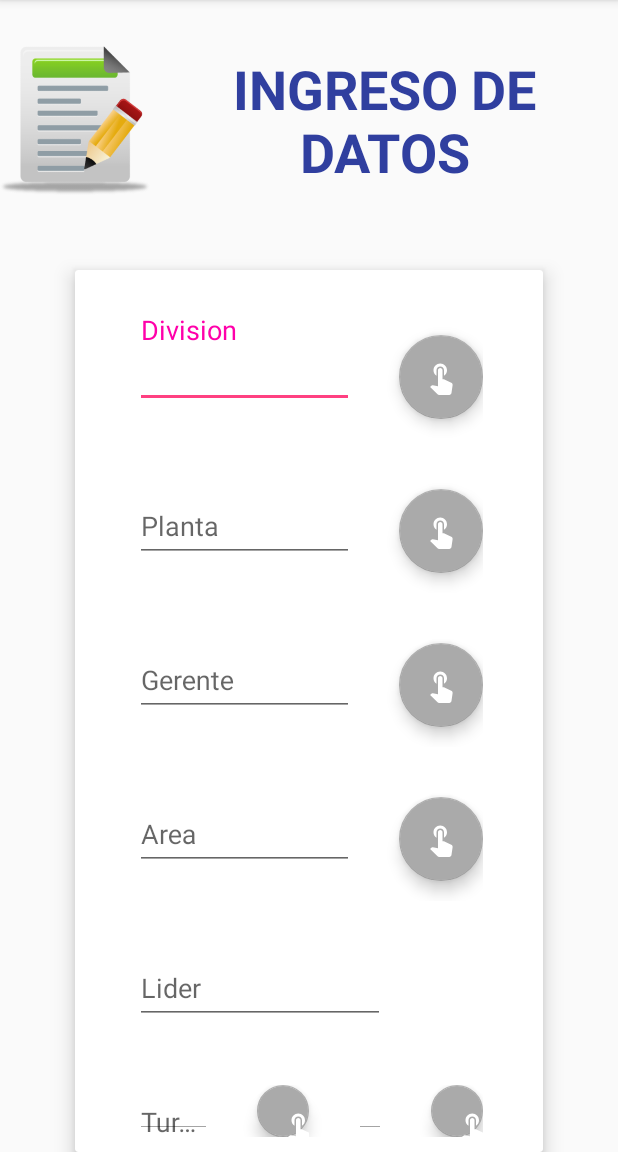
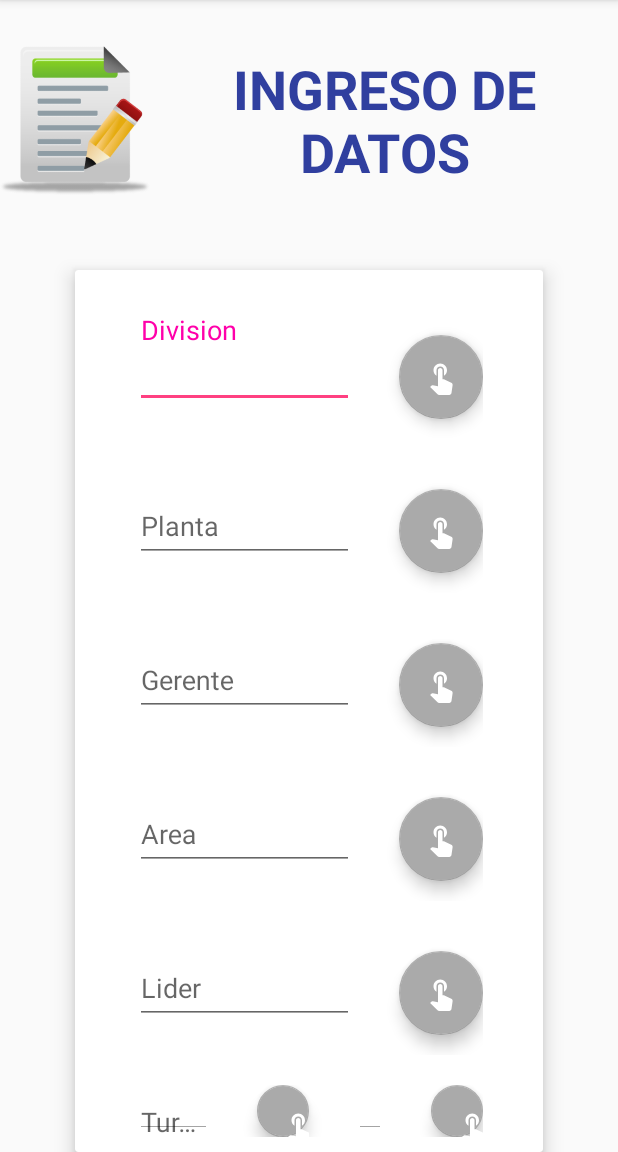
Before and after one commit to LuisEI/Audit6s, an Android app: the screen it shows after launch (MainActivity), in the side drawer, after a tap on "Ingreso", on a phone screen of 412 x 824 dp, the part 84-1236 px from its top. Run offline under Robolectric (Android 15) with nearby library versions, the phone set to English and light mode, and no system bars; libraries missing offline, so code that uses them is left out: com.dlazaro66.qrcodereaderview, com.github.clans.fab; 1 statement that could not run was skipped.

Commit message:
Floating Button Lider

```diff
--- a/app/src/main/res/layout/fragment_fragment_calificar.xml
+++ b/app/src/main/res/layout/fragment_fragment_calificar.xml
@@ -125,7 +125,7 @@
                         android:layout_height="wrap_content"
                         android:layout_gravity="center"
                         app:backgroundTint="@android:color/darker_gray"
-                        android:src="@drawable/ic_num_2"/>
+                        android:src="@drawable/ic_num2"/>
 
                     <LinearLayout
                         android:layout_width="wrap_content"
--- a/app/src/main/res/layout/fragment_fragment_ingreso.xml
+++ b/app/src/main/res/layout/fragment_fragment_ingreso.xml
@@ -224,9 +224,14 @@
 
                 </android.support.design.widget.TextInputLayout>
 
-                <Space
-                    android:layout_width="65dp"
-                    android:layout_height="match_parent" />
+                <android.support.design.widget.FloatingActionButton
+                    android:id="@+id/btnLider"
+                    android:layout_width="match_parent"
+                    android:layout_height="match_parent"
+                    android:layout_gravity="center_vertical"
+                    android:layout_marginStart="30dp"
+                    android:src="@drawable/ic_touch_ingreso"
+                    app:backgroundTint="@android:color/darker_gray" />
 
             </LinearLayout>
 
```
